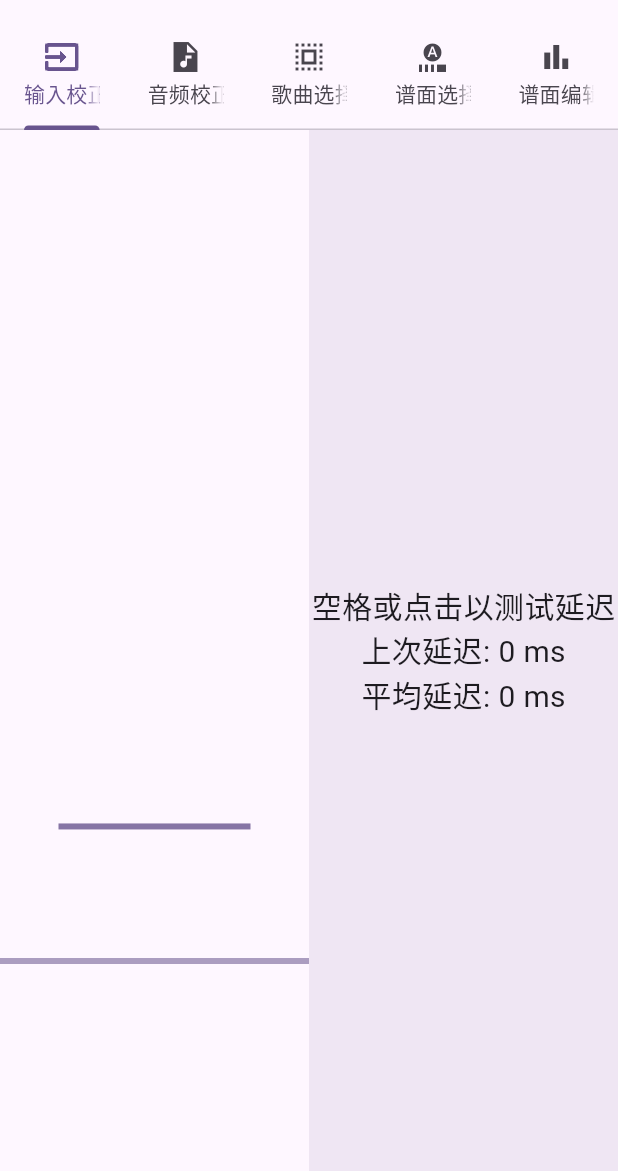
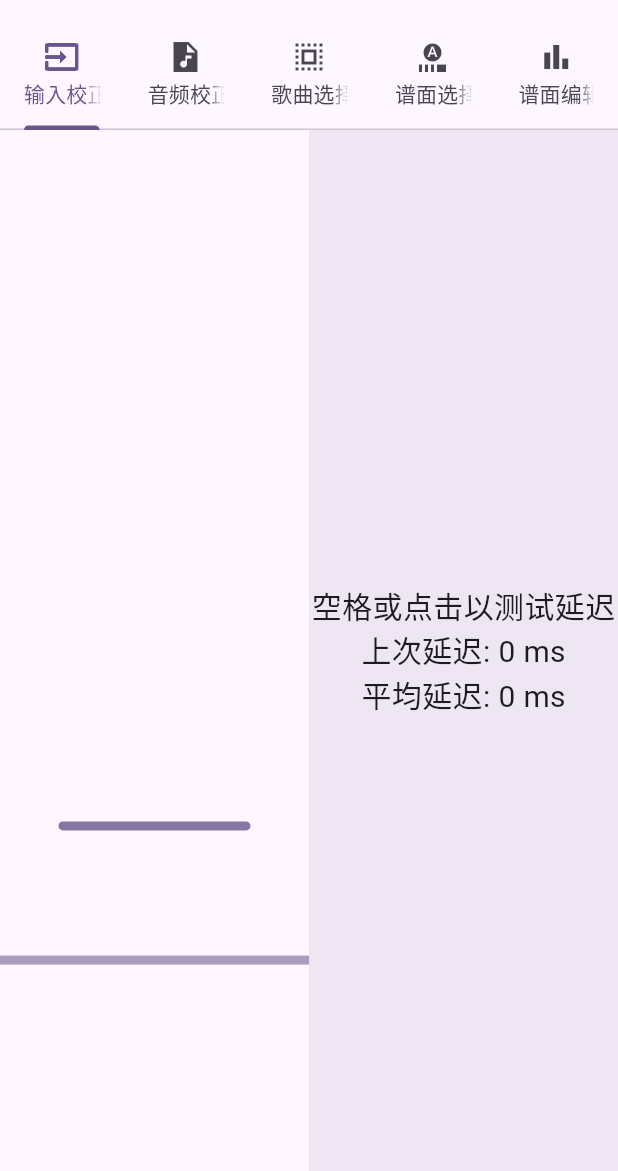
Before and after one commit to blnary/charter, a Flutter app: the screen it shows after launch, on a phone screen of 412 x 824 dp, the part 65-1236 px from its top. Run offline on Flutter 3.47's test engine with Material 2 defaults, Android fonts, the phone set to English and light mode, and no system bars; our stand-ins replace audioplayers, file_picker, shared_preferences.

Commit message:
Optimize style of input calibration

```diff
--- a/lib/view/charter_page.dart
+++ b/lib/view/charter_page.dart
@@ -323,14 +323,13 @@ class _NoteState extends State<Note> {
         ),
       );
     }
-    final color = strengthToColor(widget.strength);
     return Align(
       alignment: Alignment(toAlign(widget.direction), posNote),
       child: Container(
         height: 6,
         width: 128,
         decoration: BoxDecoration(
-          color: color,
+          color: strengthToColor(widget.strength),
           borderRadius: BorderRadius.circular(6),
         ),
       ),
--- a/lib/view/input_calibrate.dart
+++ b/lib/view/input_calibrate.dart
@@ -77,14 +77,14 @@ class _InputPageState extends State<InputPage> {
                     Align(
                       alignment: const Alignment(0, spanEnd),
                       child: Container(
-                        height: 4,
+                        height: 6,
                         color: mainColor,
                       ),
                     ),
                     Align(
                       alignment: Alignment(0, posPress),
                       child: Container(
-                        height: 4,
+                        height: 6,
                         color: bgColor,
                       ),
                     ),
@@ -167,13 +167,15 @@ class _NoteState extends State<Note> {
     final Color noteColor = colorScheme.primary.withOpacity(0.8);
 
     double posNote = getPosOf(elapsedTime);
-    // TODO optimize style
     return Align(
       alignment: Alignment(0, posNote),
       child: Container(
-        height: 4,
+        height: 6,
         width: 128,
-        color: noteColor,
+        decoration: BoxDecoration(
+          color: noteColor,
+          borderRadius: BorderRadius.circular(6),
+        ),
       ),
     );
   }
```
